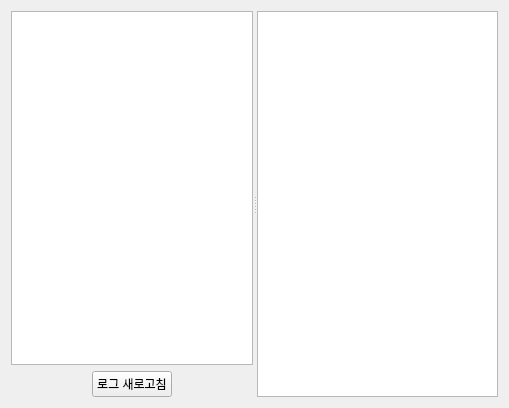
Old version of the form ui/chatroomui.ui in the repository didwnsgur999/Trpg_Table_Server.
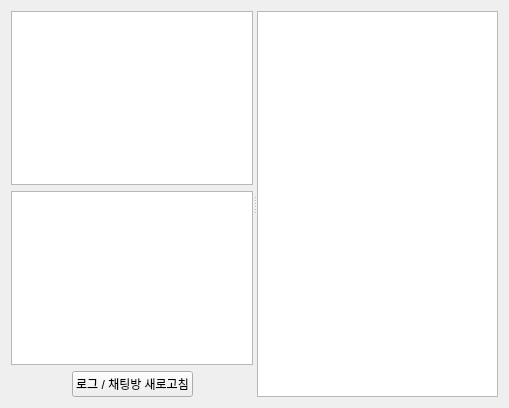
New version of the form.

Patch:
```diff
--- a/ui/chatroomui.ui
+++ b/ui/chatroomui.ui
@@ -19,11 +19,14 @@
      <property name="orientation">
       <enum>Qt::Orientation::Horizontal</enum>
      </property>
-     <widget class="QWidget" name="">
+     <widget class="QWidget" name="layoutWidget">
       <layout class="QVBoxLayout" name="verticalLayout">
        <item>
         <widget class="QListWidget" name="LogListWidget"/>
        </item>
+       <item>
+        <widget class="QListWidget" name="RoomListWidget"/>
+       </item>
        <item>
         <layout class="QHBoxLayout" name="horizontalLayout">
          <item>
@@ -42,7 +45,7 @@
          <item>
           <widget class="QPushButton" name="LogLoadButton">
            <property name="text">
-            <string>로그 새로고침</string>
+            <string>로그 / 채팅방 새로고침</string>
            </property>
           </widget>
          </item>
```
